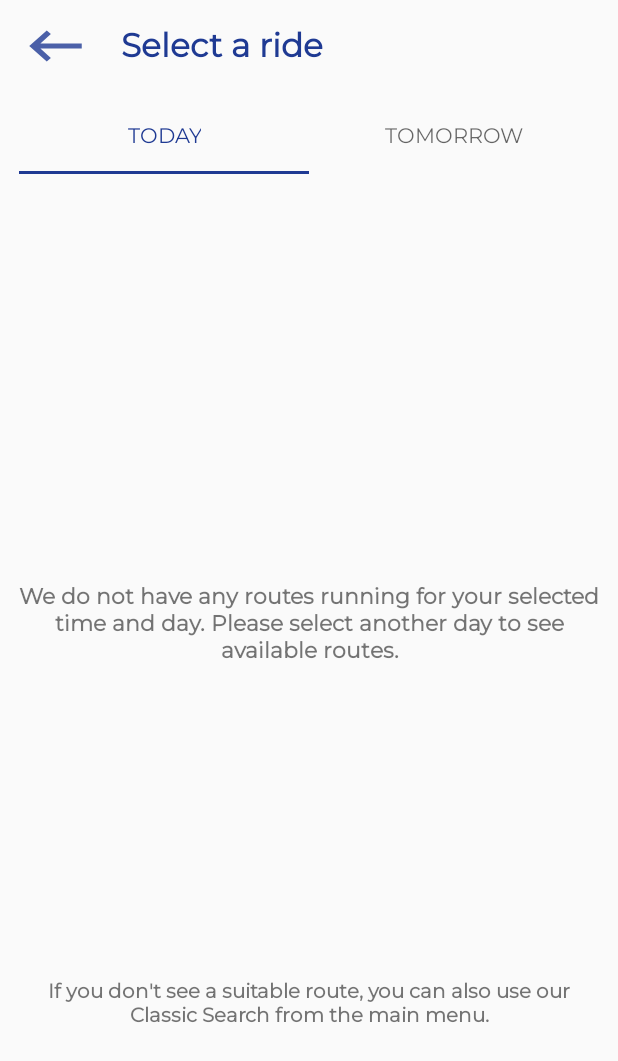
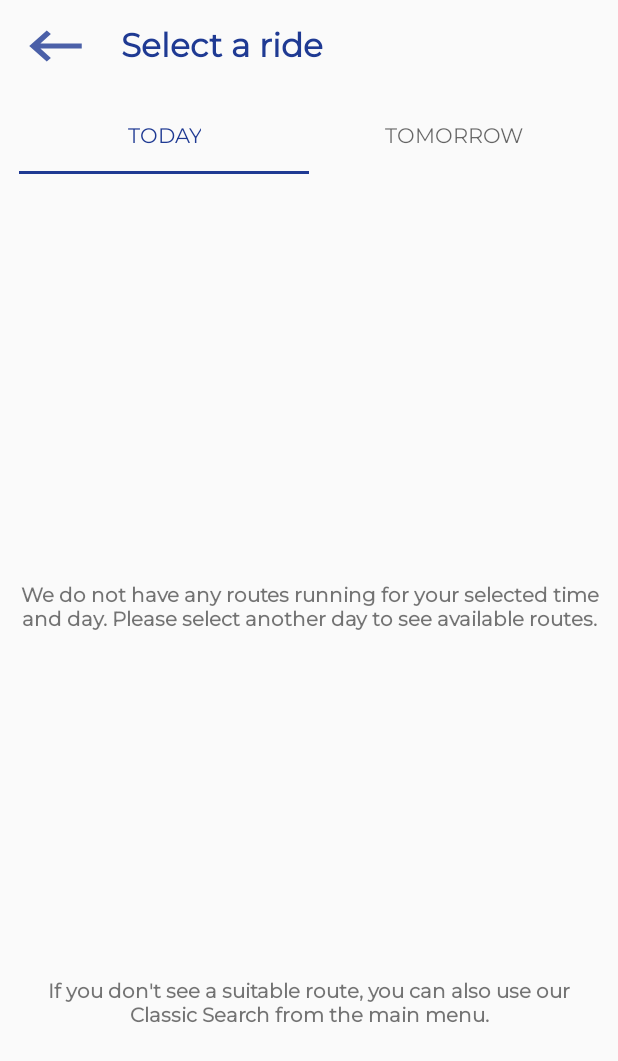
Before and after one commit to maazsabahuddin/Sawari-Android, an Android app: the show_rides screen opened directly, with no data from a screen before it, on a phone screen of 412 x 824 dp. Shown: the top 1061 px of the screen. Run offline under Robolectric (Android 15) with nearby library versions, the phone set to English and light mode, and no system bars; Roboto replaces fonts that are not available here.

Commit message:
some changes in today_rides ui and create three new branches.

```diff
--- a/app/src/main/java/com/sohaibaijaz/sawaari/Fragments/HomeFragment.java
+++ b/app/src/main/java/com/sohaibaijaz/sawaari/Fragments/HomeFragment.java
@@ -240,7 +240,7 @@ public class HomeFragment extends Fragment implements OnMapReadyCallback, Google
                                     if(json.getString("status").equals("200")){
 
                                         Intent i = new Intent(getContext(), show_rides.class);
-                                        i.putExtra("rides", json.toString());
+                                        i.putExtra("rides", json.getJSONArray("rides").toString());
                                         startActivity(i);
 
                                     }
--- a/app/src/main/java/com/sohaibaijaz/sawaari/Rides/show_rides.java
+++ b/app/src/main/java/com/sohaibaijaz/sawaari/Rides/show_rides.java
@@ -79,7 +79,7 @@ public class show_rides extends AppCompatActivity {
 
         rides_data = getIntent().getStringExtra("rides");
         System.out.println(rides_data);
-        rides = (ArrayList<HashMap>) getIntent().getSerializableExtra("rides");
+//        rides = (ArrayList<HashMap>) getIntent().getSerializableExtra("rides");
 
         ViewPager vpPager = findViewById(R.id.vpPager_show_rides);
         Button back_btn_my_ride = findViewById(R.id.back_btn_select_ride);
--- a/app/src/main/res/layout/today_rides.xml
+++ b/app/src/main/res/layout/today_rides.xml
@@ -58,7 +58,7 @@
         android:layout_height="58dp"
         android:text="@string/BusActivityRides"
         android:textAlignment="center"
-        android:textSize="14.5sp"
+        android:textSize="13.5sp"
         android:textStyle="bold"
         app:layout_constraintBottom_toBottomOf="parent"
         app:layout_constraintEnd_toEndOf="parent"
```
